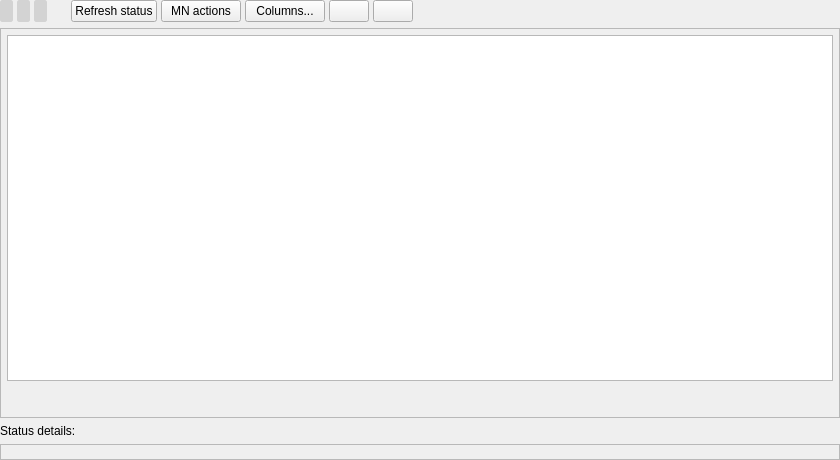
Old version of the form src/ui/ui_app_main_view_wdg.ui in the repository Bertrand256/dash-masternode-tool.
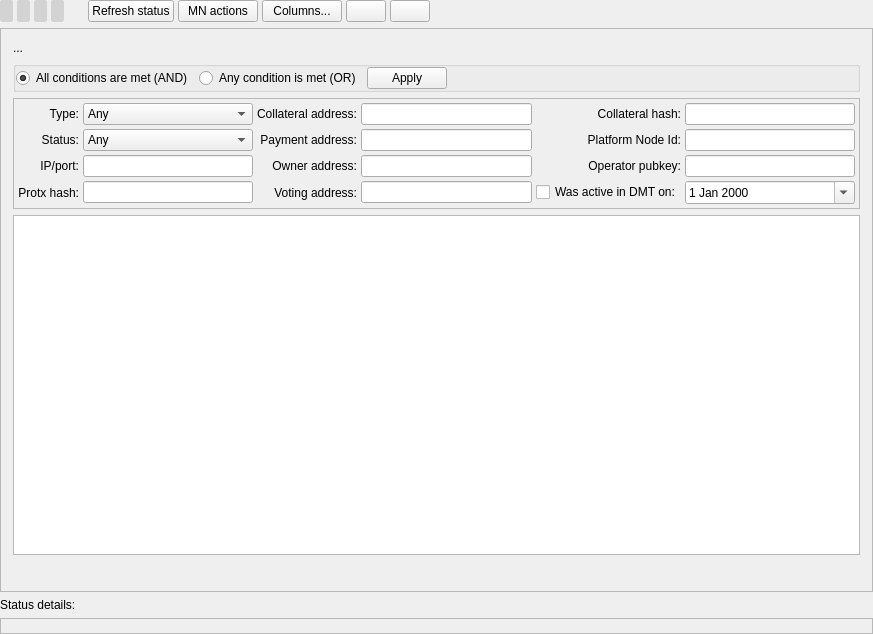
New version of the form.

Commit message: Added list of all masternodes with filtering (phase 1)

The edit to the form file:
```diff
--- a/src/ui/ui_app_main_view_wdg.ui
+++ b/src/ui/ui_app_main_view_wdg.ui
@@ -6,8 +6,8 @@
    <rect>
     <x>0</x>
     <y>0</y>
-    <width>840</width>
-    <height>460</height>
+    <width>873</width>
+    <height>634</height>
    </rect>
   </property>
   <property name="windowTitle">
@@ -32,7 +32,7 @@
    <item>
     <widget class="QFrame" name="pnlNavigation">
      <property name="styleSheet">
-      <string notr="true">QLabel#lblNavigation1, QLabel#lblNavigation2, QLabel#lblNavigation3 {
+      <string notr="true">QLabel#lblNavigation1, QLabel#lblNavigation2, QLabel#lblNavigation3, QLabel#lblNavigation4 {
   padding: 2px;
   border: 1px solid lightgray;
   border-radius: 2px;
@@ -97,6 +97,13 @@
         </property>
        </widget>
       </item>
+      <item>
+       <widget class="QLabel" name="lblNavigation4">
+        <property name="text">
+         <string/>
+        </property>
+       </widget>
+      </item>
       <item>
        <spacer name="horizontalSpacer_4">
         <property name="orientation">
@@ -216,7 +223,7 @@
       <item>
        <widget class="QStackedWidget" name="stackedWidget">
         <property name="currentIndex">
-         <number>1</number>
+         <number>3</number>
         </property>
         <widget class="QWidget" name="pageNetworkInfo">
          <layout class="QVBoxLayout" name="verticalLayout_5">
@@ -455,6 +462,418 @@
           </item>
          </layout>
         </widget>
+        <widget class="QWidget" name="pageAllMasternodes">
+         <layout class="QVBoxLayout" name="verticalLayout_8">
+          <property name="spacing">
+           <number>6</number>
+          </property>
+          <property name="leftMargin">
+           <number>6</number>
+          </property>
+          <property name="topMargin">
+           <number>6</number>
+          </property>
+          <property name="rightMargin">
+           <number>6</number>
+          </property>
+          <property name="bottomMargin">
+           <number>6</number>
+          </property>
+          <item>
+           <widget class="QLabel" name="lblAllMasternodesInfo">
+            <property name="text">
+             <string>...</string>
+            </property>
+           </widget>
+          </item>
+          <item>
+           <widget class="QGroupBox" name="gbFilterCondType">
+            <property name="title">
+             <string/>
+            </property>
+            <layout class="QHBoxLayout" name="horizontalLayout_8">
+             <property name="leftMargin">
+              <number>0</number>
+             </property>
+             <property name="topMargin">
+              <number>0</number>
+             </property>
+             <property name="rightMargin">
+              <number>0</number>
+             </property>
+             <property name="bottomMargin">
+              <number>0</number>
+             </property>
+             <item>
+              <widget class="QRadioButton" name="rbFilterTypeAnd">
+               <property name="sizePolicy">
+                <sizepolicy hsizetype="Minimum" vsizetype="Fixed">
+                 <horstretch>0</horstretch>
+                 <verstretch>0</verstretch>
+                </sizepolicy>
+               </property>
+               <property name="text">
+                <string>All conditions are met (AND)</string>
+               </property>
+               <property name="checked">
+                <bool>true</bool>
+               </property>
+              </widget>
+             </item>
+             <item>
+              <widget class="QRadioButton" name="rbFilterTypeOr">
+               <property name="sizePolicy">
+                <sizepolicy hsizetype="Maximum" vsizetype="Fixed">
+                 <horstretch>0</horstretch>
+                 <verstretch>0</verstretch>
+                </sizepolicy>
+               </property>
+               <property name="text">
+                <string>Any condition is met (OR)</string>
+               </property>
+               <property name="checked">
+                <bool>false</bool>
+               </property>
+              </widget>
+             </item>
+             <item>
+              <widget class="QPushButton" name="btnAllMnsApplyFilter">
+               <property name="text">
+                <string>Apply</string>
+               </property>
+              </widget>
+             </item>
+             <item>
+              <spacer name="horizontalSpacer_2">
+               <property name="orientation">
+                <enum>Qt::Horizontal</enum>
+               </property>
+               <property name="sizeHint" stdset="0">
+                <size>
+                 <width>40</width>
+                 <height>20</height>
+                </size>
+               </property>
+              </spacer>
+             </item>
+            </layout>
+           </widget>
+          </item>
+          <item>
+           <widget class="QWidget" name="wdgAllMns" native="true">
+            <layout class="QVBoxLayout" name="verticalLayout_7">
+             <property name="spacing">
+              <number>6</number>
+             </property>
+             <property name="leftMargin">
+              <number>0</number>
+             </property>
+             <property name="topMargin">
+              <number>0</number>
+             </property>
+             <property name="rightMargin">
+              <number>0</number>
+             </property>
+             <property name="bottomMargin">
+              <number>0</number>
+             </property>
+             <item>
+              <widget class="QWidget" name="wdgAllMnsList" native="true">
+               <layout class="QVBoxLayout" name="verticalLayout_10">
+                <property name="spacing">
+                 <number>6</number>
+                </property>
+                <property name="leftMargin">
+                 <number>0</number>
+                </property>
+                <property name="topMargin">
+                 <number>0</number>
+                </property>
+                <property name="rightMargin">
+                 <number>0</number>
+                </property>
+                <property name="bottomMargin">
+                 <number>0</number>
+                </property>
+                <item>
+                 <widget class="QFrame" name="frameAllMnsTop">
+                  <property name="frameShape">
+                   <enum>QFrame::StyledPanel</enum>
+                  </property>
+                  <property name="frameShadow">
+                   <enum>QFrame::Raised</enum>
+                  </property>
+                  <layout class="QGridLayout" name="gridLayout_2">
+                   <property name="sizeConstraint">
+                    <enum>QLayout::SetDefaultConstraint</enum>
+                   </property>
+                   <property name="leftMargin">
+                    <number>4</number>
+                   </property>
+                   <property name="topMargin">
+                    <number>4</number>
+                   </property>
+                   <property name="rightMargin">
+                    <number>4</number>
+                   </property>
+                   <property name="bottomMargin">
+                    <number>4</number>
+                   </property>
+                   <property name="spacing">
+                    <number>4</number>
+                   </property>
+                   <item row="3" column="0">
+                    <widget class="QLabel" name="label">
+                     <property name="text">
+                      <string>IP/port:</string>
+                     </property>
+                     <property name="alignment">
+                      <set>Qt::AlignRight|Qt::AlignTrailing|Qt::AlignVCenter</set>
+                     </property>
+                    </widget>
+                   </item>
+                   <item row="1" column="5">
+                    <widget class="QLineEdit" name="edtAllMnsFilterPlatformNodeId">
+                     <property name="clearButtonEnabled">
+                      <bool>true</bool>
+                     </property>
+                    </widget>
+                   </item>
+                   <item row="1" column="3">
+                    <widget class="QLineEdit" name="edtAllMnsFilterPayee">
+                     <property name="clearButtonEnabled">
+                      <bool>true</bool>
+                     </property>
+                    </widget>
+                   </item>
+                   <item row="0" column="2">
+                    <widget class="QLabel" name="label_5">
+                     <property name="text">
+                      <string>Collateral address:</string>
+                     </property>
+                     <property name="alignment">
+                      <set>Qt::AlignRight|Qt::AlignTrailing|Qt::AlignVCenter</set>
+                     </property>
+                    </widget>
+                   </item>
+                   <item row="0" column="0">
+                    <widget class="QLabel" name="label_3">
+                     <property name="text">
+                      <string>Type:</string>
+                     </property>
+                     <property name="alignment">
+                      <set>Qt::AlignRight|Qt::AlignTrailing|Qt::AlignVCenter</set>
+                     </property>
+                    </widget>
+                   </item>
+                   <item row="1" column="0">
+                    <widget class="QLabel" name="label_10">
+                     <property name="text">
+                      <string>Status:</string>
+                     </property>
+                     <property name="alignment">
+                      <set>Qt::AlignRight|Qt::AlignTrailing|Qt::AlignVCenter</set>
+                     </property>
+                    </widget>
+                   </item>
+                   <item row="3" column="1">
+                    <widget class="QLineEdit" name="edtAllMnsFilterIP">
+                     <property name="clearButtonEnabled">
+                      <bool>true</bool>
+                     </property>
+                    </widget>
+                   </item>
+                   <item row="1" column="1">
+                    <widget class="QComboBox" name="cboAllMnsFilterStatus">
+                     <item>
+                      <property name="text">
+                       <string>Any</string>
+                      </property>
+                     </item>
+                     <item>
+                      <property name="text">
+                       <string>ENABLED</string>
+                      </property>
+                     </item>
+                     <item>
+                      <property name="text">
+                       <string>POSE_BANNED</string>
+                      </property>
+                     </item>
+                    </widget>
+                   </item>
+                   <item row="1" column="2">
+                    <widget class="QLabel" name="label_4">
+                     <property name="text">
+                      <string>Payment address:</string>
+                     </property>
+                     <property name="alignment">
+                      <set>Qt::AlignRight|Qt::AlignTrailing|Qt::AlignVCenter</set>
+                     </property>
+                    </widget>
+                   </item>
+                   <item row="4" column="1">
+                    <widget class="QLineEdit" name="edtAllMnsFilterProtx">
+                     <property name="clearButtonEnabled">
+                      <bool>true</bool>
+                     </property>
+                    </widget>
+                   </item>
+                   <item row="0" column="3">
+                    <widget class="QLineEdit" name="edtAllMnsFilterCollateralAddress">
+                     <property name="clearButtonEnabled">
+                      <bool>true</bool>
+                     </property>
+                    </widget>
+                   </item>
+                   <item row="0" column="4">
+                    <widget class="QLabel" name="label_2">
+                     <property name="text">
+                      <string>Collateral hash:</string>
+                     </property>
+                     <property name="alignment">
+                      <set>Qt::AlignRight|Qt::AlignTrailing|Qt::AlignVCenter</set>
+                     </property>
+                    </widget>
+                   </item>
+                   <item row="0" column="1">
+                    <widget class="QComboBox" name="cboAllMnsFilterType">
+                     <item>
+                      <property name="text">
+                       <string>Any</string>
+                      </property>
+                     </item>
+                     <item>
+                      <property name="text">
+                       <string>Regular (1k)</string>
+                      </property>
+                     </item>
+                     <item>
+                      <property name="text">
+                       <string>High performance (4k)</string>
+                      </property>
+                     </item>
+                    </widget>
+                   </item>
+                   <item row="0" column="5">
+                    <widget class="QLineEdit" name="edtAllMnsFilterCollateralHash">
+                     <property name="clearButtonEnabled">
+                      <bool>true</bool>
+                     </property>
+                    </widget>
+                   </item>
+                   <item row="4" column="0">
+                    <widget class="QLabel" name="label_8">
+                     <property name="text">
+                      <string>Protx hash:</string>
+                     </property>
+                     <property name="alignment">
+                      <set>Qt::AlignRight|Qt::AlignTrailing|Qt::AlignVCenter</set>
+                     </property>
+                    </widget>
+                   </item>
+                   <item row="1" column="4">
+                    <widget class="QLabel" name="label_9">
+                     <property name="text">
+                      <string>Platform Node Id:</string>
+                     </property>
+                     <property name="alignment">
+                      <set>Qt::AlignRight|Qt::AlignTrailing|Qt::AlignVCenter</set>
+                     </property>
+                    </widget>
+                   </item>
+                   <item row="3" column="2">
+                    <widget class="QLabel" name="label_6">
+                     <property name="text">
+                      <string>Owner address:</string>
+                     </property>
+                     <property name="alignment">
+                      <set>Qt::AlignRight|Qt::AlignTrailing|Qt::AlignVCenter</set>
+                     </property>
+                    </widget>
+                   </item>
+                   <item row="3" column="3">
+                    <widget class="QLineEdit" name="edtAllMnsFilterOwnerAddress">
+                     <property name="clearButtonEnabled">
+                      <bool>true</bool>
+                     </property>
+                    </widget>
+                   </item>
+                   <item row="4" column="2">
+                    <widget class="QLabel" name="label_7">
+                     <property name="text">
+                      <string>Voting address:</string>
+                     </property>
+                     <property name="alignment">
+                      <set>Qt::AlignRight|Qt::AlignTrailing|Qt::AlignVCenter</set>
+                     </property>
+                    </widget>
+                   </item>
+                   <item row="4" column="3">
+                    <widget class="QLineEdit" name="edtAllMnsFilterVotingAddress">
+                     <property name="clearButtonEnabled">
+                      <bool>true</bool>
+                     </property>
+                    </widget>
+                   </item>
+                   <item row="3" column="5">
+                    <widget class="QLineEdit" name="edtAllMnsFilterOperatorPubkey"/>
+                   </item>
+                   <item row="3" column="4">
+                    <widget class="QLabel" name="label_12">
+                     <property name="text">
+                      <string>Operator pubkey:</string>
+                     </property>
+                     <property name="alignment">
+                      <set>Qt::AlignRight|Qt::AlignTrailing|Qt::AlignVCenter</set>
+                     </property>
+                    </widget>
+                   </item>
+                   <item row="4" column="5">
+                    <widget class="QDateEdit" name="edtAllMnsFilterWasActiveOn">
+                     <property name="calendarPopup">
+                      <bool>true</bool>
+                     </property>
+                     <property name="timeSpec">
+                      <enum>Qt::LocalTime</enum>
+                     </property>
+                    </widget>
+                   </item>
+                   <item row="4" column="4">
+                    <widget class="QCheckBox" name="chbAllMnsFilterWasActiveOn">
+                     <property name="sizePolicy">
+                      <sizepolicy hsizetype="Minimum" vsizetype="Fixed">
+                       <horstretch>0</horstretch>
+                       <verstretch>0</verstretch>
+                      </sizepolicy>
+                     </property>
+                     <property name="layoutDirection">
+                      <enum>Qt::LeftToRight</enum>
+                     </property>
+                     <property name="text">
+                      <string>Was active in DMT on:</string>
+                     </property>
+                    </widget>
+                   </item>
+                  </layout>
+                 </widget>
+                </item>
+                <item>
+                 <widget class="QTableView" name="viewAllMasternodes"/>
+                </item>
+                <item>
+                 <widget class="QWidget" name="widget" native="true">
+                  <layout class="QVBoxLayout" name="verticalLayout_9"/>
+                 </widget>
+                </item>
+               </layout>
+              </widget>
+             </item>
+            </layout>
+           </widget>
+          </item>
+         </layout>
+        </widget>
        </widget>
       </item>
      </layout>
```
Left out of the diff: 8 changed lines with no effect on the pictures. The commit also changes 6 other files.
